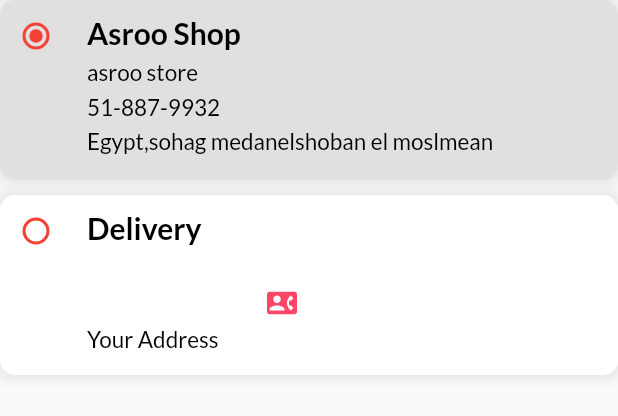
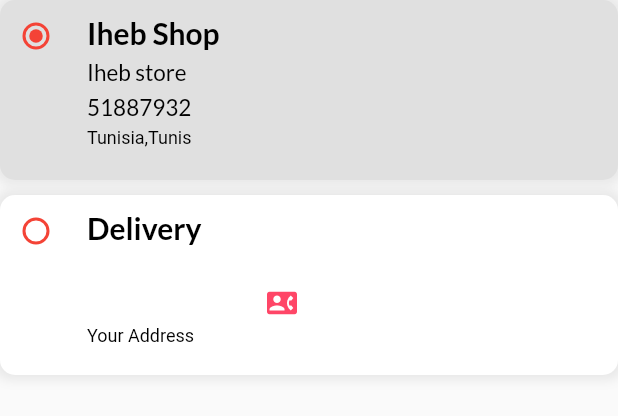
Before and after one commit to ihebmeftah/E-commerce-Full-App-Web-Getx---Firebase-Mvc, a Flutter app: the DeliveryContinerWidget widget shown alone on an empty page, opened directly, on a phone screen of 412 x 824 dp. Shown: the top 416 px of the screen. Run offline on Flutter 3.47's test engine with Material 2 defaults, Android fonts, the phone set to English and light mode, and no system bars; our stand-ins replace animated_text_kit, badges, carousel_slider, firebase_auth, firebase_core, flutter_rating_bar and 9 more; missing offline and left inert: loading_overlay_pro; accounts and stored records are empty; network calls fail; statements that could not run were skipped.

Commit message:
fix error

```diff
--- a/lib/view/screens/paymentscreen.dart
+++ b/lib/view/screens/paymentscreen.dart
@@ -25,7 +25,7 @@ class PayMentScreen extends StatelessWidget {
       ),
       body: SingleChildScrollView(
         child: Padding(
-          padding: const EdgeInsets.all(8),
+          padding: const EdgeInsets.all(20),
           child: Column(
             crossAxisAlignment: CrossAxisAlignment.start,
             children: [
--- a/lib/view/widgets/deliverycontainer.dart
+++ b/lib/view/widgets/deliverycontainer.dart
@@ -26,10 +26,10 @@ class _DeliveryContinerWidgetState extends State<DeliveryContinerWidget> {
     return Column(
       children: [
         buildRadioContiner(
-          address: "Egypt,sohag medanelshoban el moslmean",
-          name: "asroo store",
-          phone: "51-887-9932",
-          title: "Asroo Shop",
+          address: "Tunisia,Tunis",
+          name: "Iheb store",
+          phone: "51887932",
+          title: "Iheb Shop",
           value: 1,
           color: changeColors ? Colors.white : Colors.grey.shade300,
           icon: Container(),
@@ -81,6 +81,7 @@ class _DeliveryContinerWidgetState extends State<DeliveryContinerWidget> {
                       cursorColor: Colors.black,
                       maxLength: 11,
                       keyboardType: TextInputType.text,
+                      style: const TextStyle(color: Colors.black),
                       onSubmitted: (value) {
                         phoneController.text = value;
                       },
@@ -227,12 +228,14 @@ class _DeliveryContinerWidgetState extends State<DeliveryContinerWidget> {
                 const SizedBox(
                   height: 5,
                 ),
-                TextUtils(
-                  fontSize: 15,
-                  fontWeight: FontWeight.normal,
-                  txt: address,
-                  clr: Colors.black,
-                ),
+                Text(
+                  address,
+                  style: const TextStyle(
+                      color: Colors.black,
+                      fontWeight: FontWeight.normal,
+                      fontSize: 12,
+                      overflow: TextOverflow.ellipsis),
+                )
               ],
             ),
           ),
```
Also changed, not shown: lib/view/widgets/home/carditems.dart (+0 -10 lines).
